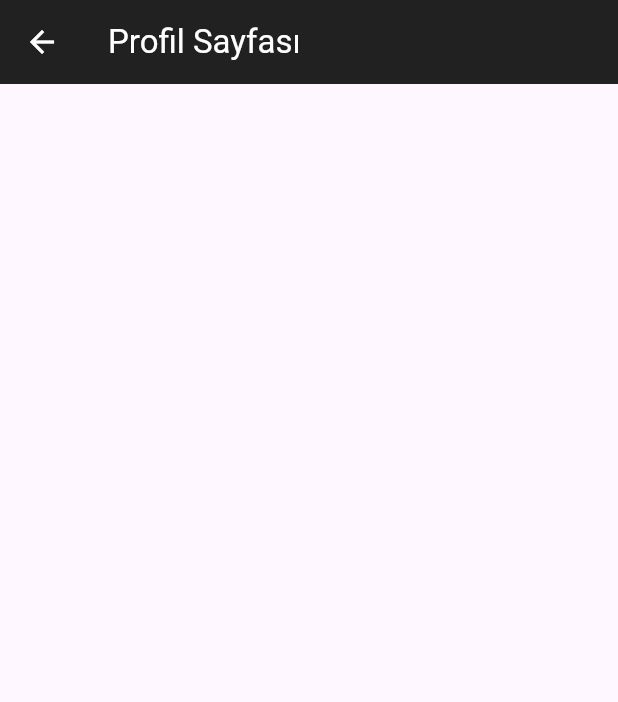
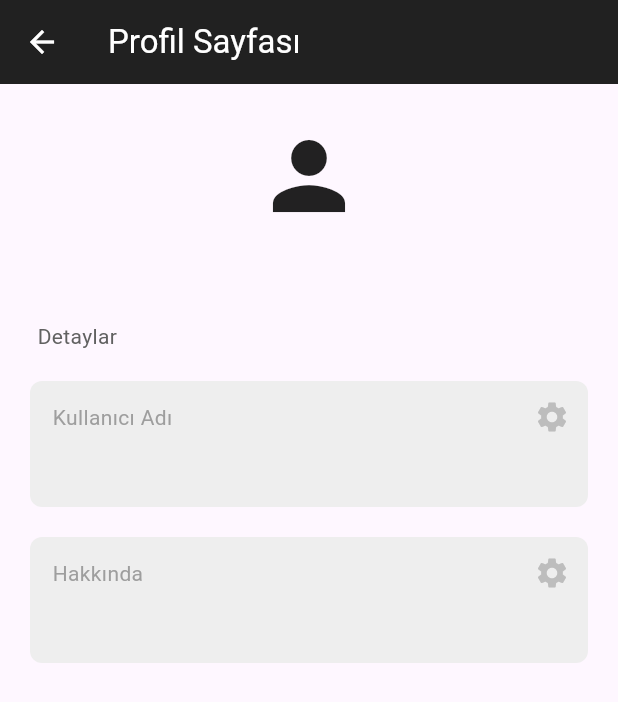
Before and after one commit to gorkembayraktar/basic_social_media_app, a Flutter app: the ProfilePage screen opened directly, on a phone screen of 412 x 824 dp. Shown: the top 702 px of the screen. Run offline on Flutter 3.47's test engine with Material 3 defaults, Android fonts, the light colour scheme and no system bars; our stand-ins replace animate_do, cloud_firestore, firebase_auth, firebase_core; accounts and stored records are empty.

Commit message:
kullanıcı bilgileri düzenlenebilir

```diff
--- /dev/null
+++ b/lib/componets/text_box.dart
@@ -0,0 +1,36 @@
+import 'package:flutter/material.dart';
+
+class MyTextBox extends StatelessWidget {
+  final String text;
+  final String sectionName;
+  final void Function()? onPressed;
+  const MyTextBox({super.key, required this.text, required this.sectionName, required this.onPressed});
+
+  @override
+  Widget build(BuildContext context) {
+    return Container(
+      decoration: BoxDecoration(
+        color: Colors.grey[200],
+        borderRadius: BorderRadius.circular(8)
+      ),
+      padding: EdgeInsets.only(
+        left: 15,
+        bottom:15
+      ),
+      margin: const EdgeInsets.only(left: 20,right: 20,top:20),
+      child: Column(
+        crossAxisAlignment: CrossAxisAlignment.start,
+        children: [
+          Row(
+            mainAxisAlignment: MainAxisAlignment.spaceBetween,
+            children: [
+              Text(sectionName, style: TextStyle(color: Colors.grey[500]),),
+              IconButton(onPressed: onPressed, icon: Icon(Icons.settings, color: Colors.grey[400]))
+            ],
+          ),
+          Text(text)
+        ],
+      ),
+    );
+  }
+}
--- a/lib/screens/ProfilePage.dart
+++ b/lib/screens/ProfilePage.dart
@@ -1,4 +1,8 @@
+import 'package:cloud_firestore/cloud_firestore.dart';
+import 'package:firebase_auth/firebase_auth.dart';
 import 'package:flutter/material.dart';
+import 'package:minimal_social_media_app/componets/text_box.dart';
+import 'package:minimal_social_media_app/string_constants.dart';
 
 class ProfilePage extends StatefulWidget {
   const ProfilePage({super.key});
@@ -8,14 +12,110 @@ class ProfilePage extends StatefulWidget {
 }
 
 class _ProfilePageState extends State<ProfilePage> {
+  final currentUser = FirebaseAuth.instance.currentUser!;
+  final usersCollection = FirebaseFirestore.instance.collection(STRINGS.CollectionUsers);
+
+  Future<void> editField(String field, String title) async{
+    String nv = '';
+    await showDialog(
+        context: context,
+        builder: (context) => AlertDialog(
+          backgroundColor: Colors.grey[900],
+          title: Text('${title} Düzenle', style: TextStyle(
+            color: Colors.white
+          ),),
+          content: TextField(
+            autofocus: true,
+            style: TextStyle(
+              color: Colors.white
+            ),
+            decoration: InputDecoration(
+              hintText: "Yeni ${title} Giriniz",
+              hintStyle: TextStyle(
+                color: Colors.grey
+              )
+            ),
+            onChanged: (value){
+              nv = value;
+            },
+          ),
+          actions: [
+            TextButton(onPressed: (){
+              Navigator.pop(context);
+            }, child: Text('Vazgeç', style: TextStyle(color: Colors.white),)),
+            TextButton(onPressed: (){
+              Navigator.of(context).pop(nv);
+            }, child: Text('Kaydet', style: TextStyle(color: Colors.white),))
+          ],
+        )
+    );
+
+    if(nv.trim().length > 0){
+      await usersCollection.doc(currentUser.email).update(
+        {
+         field: nv
+        }
+      );
+    }
+  }
+
   @override
   Widget build(BuildContext context) {
     return Scaffold(
       appBar: AppBar(
         backgroundColor: Colors.grey[900],
         foregroundColor: Colors.white,
-        title: Text('Profil Sayfası'),),
+        title: Text('Profil Sayfası'),
+      ),
+      body: StreamBuilder<DocumentSnapshot>(
+        stream: FirebaseFirestore.instance.collection(STRINGS.CollectionUsers).doc(currentUser.email).snapshots(),
+        builder: (context, snapshot){
+          if(snapshot.hasData){
+            final userData = snapshot.data!.data() as Map<String, dynamic>;
+            return  ListView(
+              children: [
+                const SizedBox(
+                  height: 25,
+                ),
+                const Icon(Icons.person, size: 72),
+                const SizedBox(
+                  height: 10,
+                ),
+                Text(
+                  currentUser!.email.toString(),
+                  textAlign: TextAlign.center,
+                  style: TextStyle(color: Colors.grey[700]),
+                ),
+                const SizedBox(
+                  height: 30,
+                ),
+                Padding(
+                  padding: const EdgeInsets.only(left: 25),
+                  child: Text(
+                    'Detaylar',
+                    style: TextStyle(color: Colors.grey[700]),
+                  ),
+                ),
+                MyTextBox(
+                  text: userData['username'],
+                  sectionName: 'Kullanıcı Adı',
+                  onPressed: () => editField('username', 'Kullanıcı Adı'),
+                ),
+                MyTextBox(
+                  text: userData['bio'],
+                  sectionName: 'Hakkında',
+                  onPressed: () => editField('bio', 'Biografi'),
+                )
+              ],
+            );
+          }
+          else if(snapshot.hasError){
+            return Text(snapshot.error.toString());
+          }
 
+          return CircularProgressIndicator();
+        },
+      )
     );
   }
 }
--- a/lib/string_constants.dart
+++ b/lib/string_constants.dart
@@ -1,3 +1,4 @@
 class STRINGS{
+  static final CollectionUsers = 'Users';
   static final CollectionPostsName = 'User Posts';
 }
```
Also changed, not shown: lib/screens/Register.dart (+13 -1 lines).
